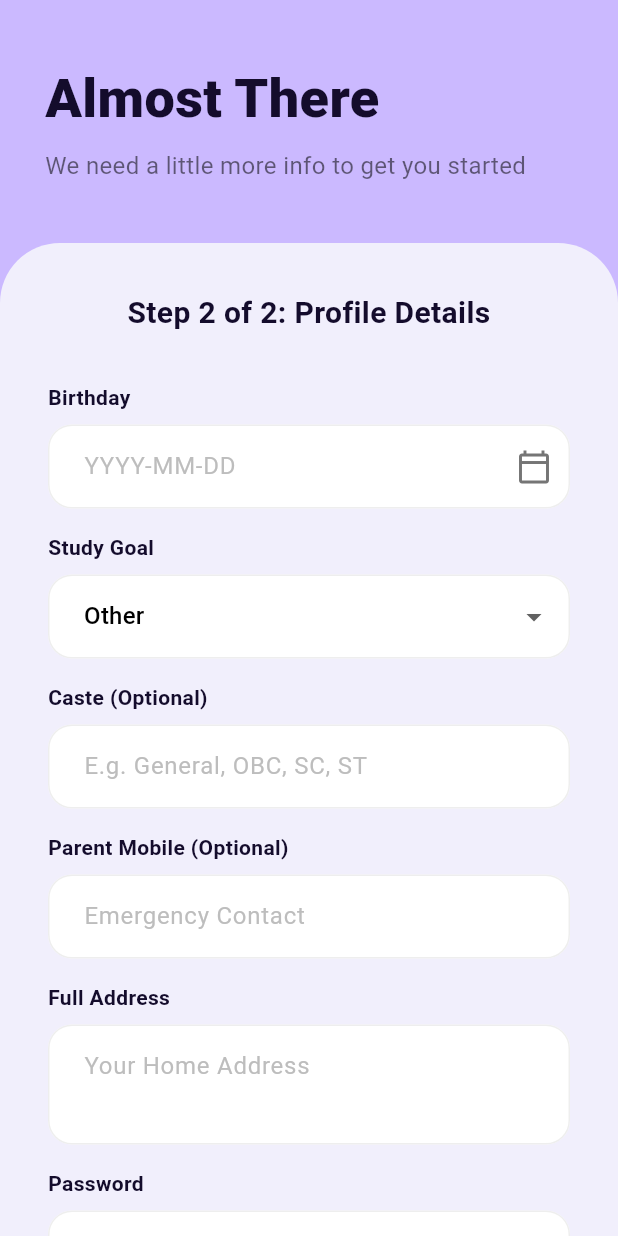
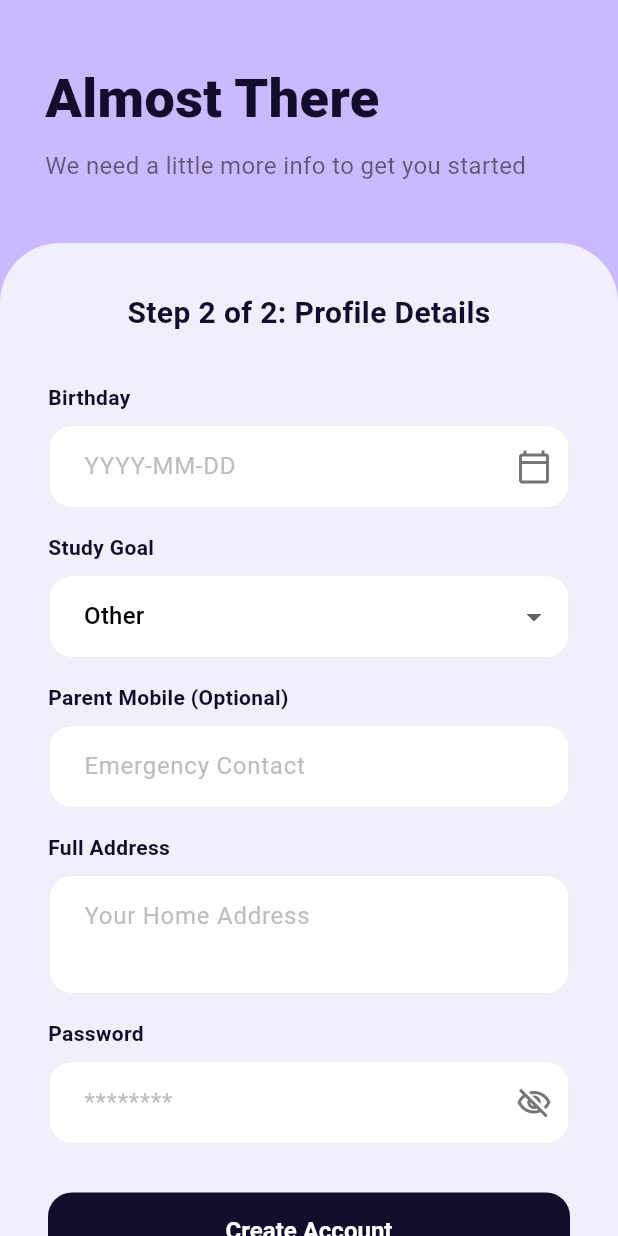
Before and after one commit to vipultarur/shreshtlibrary_app, a Flutter app: the RegisterScreen screen opened by its route, after a tap on "Continue", on a phone screen of 412 x 824 dp. Run offline on Flutter 3.47's test engine with Material 3 defaults, Android fonts, the phone set to English and light mode, and no system bars; our stand-ins replace cached_network_image, carousel_slider, dio, easy_date_timeline, firebase_core, firebase_messaging and 11 more; missing offline and left inert: mobile_scanner, razorpay_flutter; accounts and stored records are empty; network calls fail.

Commit message:
Remove caste field from register UI

```diff
--- a/lib/features/auth/presentation/screens/register_screen.dart
+++ b/lib/features/auth/presentation/screens/register_screen.dart
@@ -20,7 +20,6 @@ class _RegisterScreenState extends ConsumerState<RegisterScreen> {
   final _email = TextEditingController();
   final _mobile = TextEditingController();
   final _dob = TextEditingController();
-  final _caste = TextEditingController();
   final _address = TextEditingController();
   final _parentMobile = TextEditingController();
   final _password = TextEditingController();
@@ -36,7 +35,7 @@ class _RegisterScreenState extends ConsumerState<RegisterScreen> {
   @override
   void dispose() {
     for (final controller in [
-      _firstName, _lastName, _email, _mobile, _dob, _caste, _address, _parentMobile, _password,
+      _firstName, _lastName, _email, _mobile, _dob, _address, _parentMobile, _password,
     ]) {
       controller.dispose();
     }
@@ -86,7 +85,6 @@ class _RegisterScreenState extends ConsumerState<RegisterScreen> {
       'confirm_password': password,
       'goal': _goal,
       'dob': dob,
-      'caste': _caste.text.trim(),
       'address': _address.text.trim(),
       'parent_mobile': _parentMobile.text.trim(),
     });
@@ -263,13 +261,6 @@ class _RegisterScreenState extends ConsumerState<RegisterScreen> {
           ),
           const SizedBox(height: 16),
           AuthTextField(
-            label: 'Caste (Optional)',
-            hint: 'E.g. General, OBC, SC, ST',
-            controller: _caste,
-            errorText: errorFor('caste'),
-          ),
-          const SizedBox(height: 16),
-          AuthTextField(
             label: 'Parent Mobile (Optional)',
             hint: 'Emergency Contact',
             controller: _parentMobile,
```
